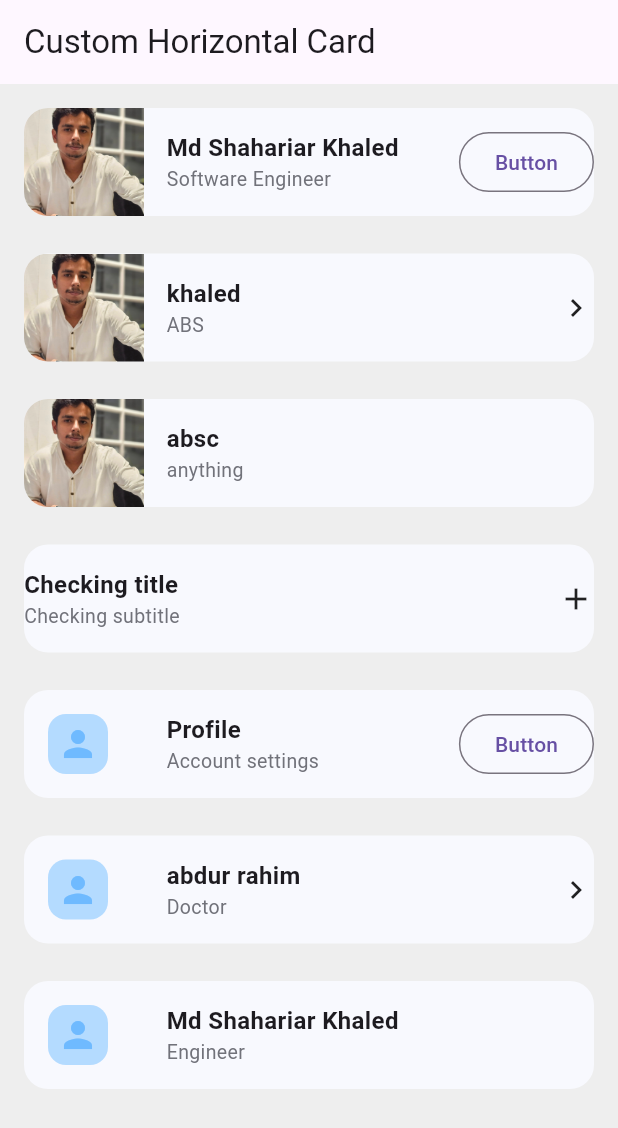
After one commit to bulbul1008/assignment_02, a Flutter app: the CustomCardsDemo screen opened directly, on a phone screen of 412 x 824 dp. The commit adds this screen. Shown: the top 1128 px of the screen. Run offline on Flutter 3.47's test engine with Material 3 defaults, Android fonts, the phone set to English and light mode, and no system bars.

Commit message:
Add Custom Horizontal Card

```diff
--- /dev/null
+++ b/lib/Pages/custom_card.dart
@@ -0,0 +1,298 @@
+import 'package:flutter/material.dart';
+
+enum LeftType { assetImage, avatarIcon, icon, empty }
+enum RightType { button, chevron, none }
+
+class CustomCard extends StatelessWidget {
+  final String title;
+  final String subtitle;
+
+  final LeftType leftType;
+  final String? assetPath; // for LeftType.assetImage
+  final IconData? leftIcon; // for LeftType.icon
+  final Color leftBgColor; // background of left box
+
+  // Right configuration
+  final RightType rightType;
+  final String? buttonText;
+  final VoidCallback? onButtonPressed;
+  final VoidCallback? onTap; // whole card tap
+
+  // Card style
+  final Color cardColor;
+  final EdgeInsetsGeometry padding;
+
+  const CustomCard({
+    super.key,
+    required this.title,
+    required this.subtitle,
+    this.leftType = LeftType.assetImage,
+    this.assetPath,
+    this.leftIcon,
+    this.leftBgColor = const Color(0xFFDCEBFF), // light blue by default
+    this.rightType = RightType.none,
+    this.buttonText = "Button",
+    this.onButtonPressed,
+    this.onTap,
+    this.cardColor = Colors.white,
+    this.padding = const EdgeInsets.all(16),
+  });
+
+  @override
+  Widget build(BuildContext context) {
+    return InkWell(
+      onTap: onTap,
+      borderRadius: BorderRadius.circular(18),
+      child: Container(
+        margin: const EdgeInsets.symmetric(horizontal: 12, vertical: 8),
+        padding: padding,
+        decoration: BoxDecoration(
+          color: cardColor,
+          borderRadius: BorderRadius.circular(18),
+        ),
+        child: Row(
+          children: [
+            // LEFT PART (fixed width)
+            Container(
+              width: 56,
+              height: 56,
+              decoration: BoxDecoration(
+                color: leftBgColor,
+                borderRadius: BorderRadius.circular(12),
+              ),
+              child: ClipRRect(
+                borderRadius: BorderRadius.circular(12),
+                child: _buildLeftContent(),
+              ),
+            ),
+
+            const SizedBox(width: 14),
+
+            // MIDDLE PART (title + subtitle)
+            Expanded(
+              child: Column(
+                crossAxisAlignment: CrossAxisAlignment.start,
+                mainAxisAlignment: MainAxisAlignment.center,
+                children: [
+                  Text(
+                    title,
+                    style: const TextStyle(fontSize: 17, fontWeight: FontWeight.bold, color: Colors.black),
+                  ),
+                  const SizedBox(height: 6),
+                  Text(
+                    subtitle,
+                    style: const TextStyle(fontSize: 14, color: Color(0xFF7E7E7E)),
+                  ),
+                ],
+              ),
+            ),
+
+            const SizedBox(width: 12),
+
+            // RIGHT PART (button, chevron, none)
+            _buildRight(),
+          ],
+        ),
+      ),
+    );
+  }
+
+  Widget _buildLeftContent() {
+    switch (leftType) {
+      case LeftType.assetImage:
+        if (assetPath != null) {
+          return Image.asset(assetPath!, fit: BoxFit.cover);
+        } else {
+          return const _DefaultImageIcon();
+        }
+      case LeftType.avatarIcon:
+      // round avatar icon inside the left box
+        return Container(
+          color: Colors.transparent,
+          alignment: Alignment.center,
+          child: const CircleAvatar(
+            backgroundColor: Colors.white,
+            child: Icon(Icons.person, color: Color(0xFF5B9BFF)),
+          ),
+        );
+      case LeftType.icon:
+        final icon = leftIcon ?? Icons.image;
+        return Container(
+          color: Colors.transparent,
+          alignment: Alignment.center,
+          child: Icon(icon, size: 28, color: const Color(0xFF5B9BFF)),
+        );
+      case LeftType.empty:
+      default:
+        return const SizedBox.shrink();
+    }
+  }
+
+  Widget _buildRight() {
+    switch (rightType) {
+      case RightType.button:
+        return OutlinedButton(
+          onPressed: onButtonPressed ?? () {},
+          style: OutlinedButton.styleFrom(
+            side: const BorderSide(color: Color(0xFF0A84FF), width: 2),
+            shape: RoundedRectangleBorder(borderRadius: BorderRadius.circular(18)),
+            padding: const EdgeInsets.symmetric(horizontal: 16, vertical: 8),
+            backgroundColor: Colors.transparent,
+          ),
+          child: Text(
+            buttonText ?? "Button",
+            style: const TextStyle(color: Color(0xFF0A84FF), fontWeight: FontWeight.w600),
+          ),
+        );
+
+      case RightType.chevron:
+        return const Icon(Icons.chevron_right, color: Color(0xFFB0B0B0), size: 28);
+
+      case RightType.none:
+      default:
+        return const SizedBox.shrink();
+    }
+  }
+}
+
+// small reusable default image icon widget
+class _DefaultImageIcon extends StatelessWidget {
+  const _DefaultImageIcon();
+
+  @override
+  Widget build(BuildContext context) {
+    return Container(
+      color: Colors.transparent,
+      padding: const EdgeInsets.all(8),
+      child: const Center(
+        child: Icon(Icons.image, color: Color(0xFF8FC6FF), size: 30),
+      ),
+    );
+  }
+}
+
+/// --------------------
+/// Demo page that shows many variants resembling your Figma list
+/// Add this page to your app (home: CardsListPage()) to preview.
+/// --------------------
+class CardsListPage extends StatelessWidget {
+  const CardsListPage({super.key});
+
+  @override
+  Widget build(BuildContext context) {
+    // background similar to Figma canvas
+    return Scaffold(
+      appBar: AppBar(title: const Text('Cards List')),
+      backgroundColor: const Color(0xFFF2F2F5),
+      body: ListView(
+        padding: const EdgeInsets.symmetric(vertical: 16),
+        children: [
+          // 1: asset image left + button right
+          CustomCard(
+            title: 'Title',
+            subtitle: 'Subtitle',
+            leftType: LeftType.assetImage,
+            assetPath: 'assets/images/my_photo.jpg', // ensure this exists
+            rightType: RightType.button,
+            buttonText: 'Button',
+            onButtonPressed: () => debugPrint('Button 1 pressed'),
+          ),
+
+          // 2: asset image left + chevron right
+          CustomCard(
+            title: 'Title',
+            subtitle: 'Subtitle',
+            leftType: LeftType.assetImage,
+            assetPath: 'assets/images/my_photo.jpg',
+            rightType: RightType.chevron,
+            onTap: () => debugPrint('Card tapped'),
+          ),
+
+          // 3: asset left + no right
+          CustomCard(
+            title: 'bangladesh ',
+            subtitle: 'Subtitle',
+            leftType: LeftType.assetImage,
+            assetPath: 'assets/images/my_photo.jpg',
+            rightType: RightType.none,
+          ),
+
+          // 4: avatar icon left + button
+          CustomCard(
+            title: 'Title',
+            subtitle: 'Subtitle',
+            leftType: LeftType.avatarIcon,
+            rightType: RightType.button,
+            buttonText: 'Button',
+          ),
+
+          // 5: avatar left + chevron
+          CustomCard(
+            title: 'Title',
+            subtitle: 'Subtitle',
+            leftType: LeftType.avatarIcon,
+            rightType: RightType.chevron,
+          ),
+
+          // 6: avatar left + none
+          CustomCard(
+            title: 'Title',
+            subtitle: 'Subtitle',
+            leftType: LeftType.avatarIcon,
+            rightType: RightType.none,
+          ),
+
+          // 7: heart icon left + button
+          CustomCard(
+            title: 'Title',
+            subtitle: 'Subtitle',
+            leftType: LeftType.icon,
+            leftIcon: Icons.favorite,
+            leftBgColor: const Color(0xFFFFECF0),
+            rightType: RightType.button,
+            buttonText: 'Button',
+          ),
+
+          // 8: heart left + chevron
+          CustomCard(
+            title: 'Title',
+            subtitle: 'Subtitle',
+            leftType: LeftType.icon,
+            leftIcon: Icons.favorite,
+            leftBgColor: const Color(0xFFFFECF0),
+            rightType: RightType.chevron,
+          ),
+
+          // 9: icon left + none (example with a dark icon)
+          CustomCard(
+            title: 'Title',
+            subtitle: 'Subtitle',
+            leftType: LeftType.icon,
+            leftIcon: Icons.thumb_up,
+            leftBgColor: const Color(0xFFE8F7FF),
+            rightType: RightType.none,
+          ),
+
+          // 10: simple text card with button
+          CustomCard(
+            title: 'Title',
+            subtitle: 'Subtitle',
+            leftType: LeftType.empty,
+            rightType: RightType.button,
+            buttonText: 'Button',
+          ),
+
+          // 11: another sample with chevron
+          CustomCard(
+            title: 'Title',
+            subtitle: 'Subtitle',
+            leftType: LeftType.empty,
+            rightType: RightType.chevron,
+          ),
+
+          const SizedBox(height: 40),
+        ],
+      ),
+    );
+  }
+}
--- /dev/null
+++ b/lib/Pages/custom_navbar_check.dart
@@ -0,0 +1,194 @@
+import 'package:flutter/material.dart';
+
+class CustomCardsDemo extends StatelessWidget {
+  const CustomCardsDemo({super.key});
+
+  @override
+  Widget build(BuildContext context) {
+    return Scaffold(
+      appBar: AppBar(title: const Text("Custom Horizontal Card")),
+      backgroundColor: Colors.grey[200],
+      body: Padding(
+        padding: const EdgeInsets.all(16),
+        child: ListView(
+          children: [
+            CustomCard(
+              title: "Md Shahariar Khaled",
+              subtitle: "Software Engineer",
+              leftType: LeftWidgetType.assetImage,
+              assetPath: "assets/images/my_photo.jpg",
+              rightWidget: OutlinedButton(
+                onPressed: () {},
+                child: const Text("Button"),
+              ),
+            ),
+            const SizedBox(height: 25),
+
+            CustomCard(
+              title: "khaled",
+              subtitle: "ABS",
+              leftType: LeftWidgetType.assetImage,
+              assetPath: "assets/images/my_photo.jpg",
+              rightWidget: const Icon(Icons.chevron_right),
+            ),
+            const SizedBox(height: 25),
+
+            CustomCard(
+              title: "absc",
+              subtitle: "anything",
+              leftType: LeftWidgetType.assetImage,
+              assetPath: "assets/images/my_photo.jpg",
+            ),
+            const SizedBox(height: 25),
+            const CustomCard(
+              title: "Checking title",
+              subtitle: "Checking subtitle",
+              leftType: LeftWidgetType.empty,
+              rightWidget: Icon(Icons.add),
+            ),
+            const SizedBox(height: 25),
+
+            CustomCard(
+              title: "Profile",
+              subtitle: "Account settings",
+              leftType: LeftWidgetType.icon,
+              iconData: Icons.person,
+              rightWidget: OutlinedButton(
+                onPressed: () {},
+                child: const Text("Button"),
+              ),
+            ),
+            const SizedBox(height: 25),
+
+            CustomCard(
+              title: "abdur rahim",
+              subtitle: "Doctor",
+              leftType: LeftWidgetType.icon,
+              iconData: Icons.person,
+              rightWidget: const Icon(Icons.chevron_right),
+            ),
+            const SizedBox(height: 25),
+
+            CustomCard(
+              title: "Md Shahariar Khaled",
+              subtitle: "Engineer",
+              leftType: LeftWidgetType.icon,
+              iconData: Icons.person,
+            ),
+          ],
+        ),
+      ),
+    );
+  }
+}
+
+enum LeftWidgetType { assetImage, icon, empty }
+
+class CustomCard extends StatelessWidget {
+  final String title;
+  final String subtitle;
+  final Widget? rightWidget;
+  final LeftWidgetType leftType;
+  final String? assetPath;
+  final IconData? iconData;
+
+  const CustomCard({
+    super.key,
+    required this.title,
+    required this.subtitle,
+    this.rightWidget,
+    this.leftType = LeftWidgetType.empty,
+    this.assetPath,
+    this.iconData,
+  });
+
+  @override
+  Widget build(BuildContext context) {
+    return Container(
+      height: 72,
+      decoration: BoxDecoration(
+        color: Color(0xffF8F9FE),
+        borderRadius: BorderRadius.circular(16),
+        //border: Border.all(color: Colors.white),
+      ),
+      child: Row(
+        mainAxisAlignment: MainAxisAlignment.spaceBetween,
+        children: [
+          if (leftType != LeftWidgetType.empty)
+            Flexible(flex: 1, child: _buildLeftWidget()),
+          Expanded(
+            flex: 3,
+            child: Row(
+              mainAxisAlignment: MainAxisAlignment.spaceBetween,
+              mainAxisSize: MainAxisSize.max,
+              children: [
+                Expanded(
+                  child: Column(
+                    mainAxisAlignment: MainAxisAlignment.center,
+                    crossAxisAlignment: CrossAxisAlignment.start,
+                    children: [
+                      Text(
+                        title,
+                        style: const TextStyle(
+                          fontWeight: FontWeight.bold,
+                          fontSize: 16,
+                        ),
+                      ),
+                      Text(
+                        subtitle,
+                        style: TextStyle(
+                          color: Color(0xff71727A),
+                          fontSize: 13,
+                        ),
+                      ),
+                    ],
+                  ),
+                ),
+                if (rightWidget != null) rightWidget!,
+              ],
+            ),
+          ),
+        ],
+      ),
+    );
+  }
+
+  // Function to build the left widget
+  Widget _buildLeftWidget() {
+    switch (leftType) {
+      case LeftWidgetType.assetImage:
+        return Container(
+          width: 80,
+          height: 72,
+          decoration: BoxDecoration(
+            image: DecorationImage(
+              image: AssetImage(assetPath!),
+              fit: BoxFit.cover,
+            ),
+            borderRadius: BorderRadius.only(
+              bottomLeft: Radius.circular(16),
+              topLeft: Radius.circular(16),
+            ),
+          ),
+          // child: Image.asset(assetPath!, fit: BoxFit.cover),
+        );
+
+      case LeftWidgetType.icon:
+        return Padding(
+          padding: EdgeInsets.only(left: 16, top: 16, bottom: 16),
+          child: Container(
+            width: 40,
+            height: 40,
+            decoration: BoxDecoration(
+              color: Color(0xffB4DBFF),
+              borderRadius: BorderRadius.circular(12),
+            ),
+            child: Icon(iconData!, color: Color(0xff6FBAFF), size: 28),
+          ),
+        );
+
+      case LeftWidgetType.empty:
+        return const SizedBox.shrink();
+    }
+  }
+}
--- a/lib/Pages/list_cell_widget.dart
+++ b/lib/Pages/list_cell_widget.dart
@@ -1,3 +1,4 @@
+import 'package:assignment_02/Pages/grid_user_cell.dart';
 import 'package:flutter/material.dart';
 
 class ListCellWidget extends StatelessWidget {
@@ -26,7 +27,8 @@ class ListCellWidget extends StatelessWidget {
               fontSize: 18,
               fontWeight: FontWeight.bold,
             ),
-          ),)
+          ),),
+          Icon(Icons.map),
         ],
       ),
     );
```
Also changed, not shown: lib/Pages/mental_health_page.dart (added, +15 -0 lines), lib/main.dart (+22 -36 lines).
